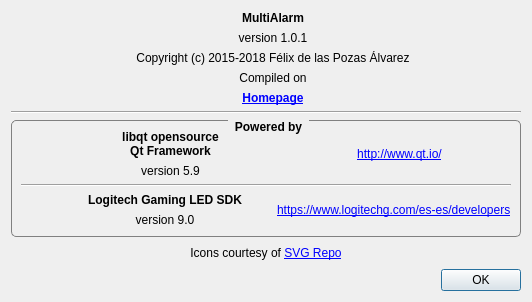
Old version of the form AboutDialog.ui in the repository FelixdelasPozas/MultiAlarm.
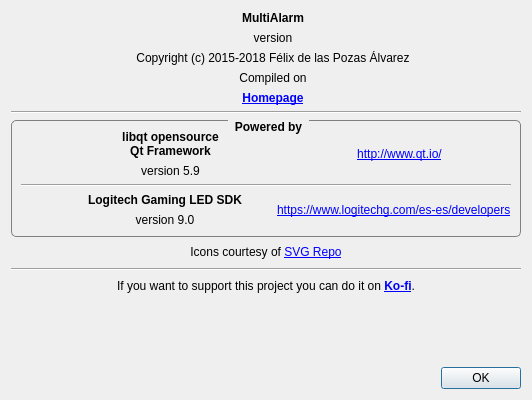
New version of the form. Icons and pictures are not drawn. Custom widgets are drawn as their Qt base class.

```diff
--- a/AboutDialog.ui
+++ b/AboutDialog.ui
@@ -7,19 +7,19 @@
     <x>0</x>
     <y>0</y>
     <width>532</width>
-    <height>302</height>
+    <height>400</height>
    </rect>
   </property>
   <property name="minimumSize">
    <size>
     <width>532</width>
-    <height>302</height>
+    <height>400</height>
    </size>
   </property>
   <property name="maximumSize">
    <size>
     <width>532</width>
-    <height>302</height>
+    <height>400</height>
    </size>
   </property>
   <property name="windowTitle">
@@ -90,7 +90,7 @@
          <item>
           <widget class="QLabel" name="m_version">
            <property name="text">
-            <string>version 1.0.1</string>
+            <string>version</string>
            </property>
            <property name="alignment">
             <set>Qt::AlignCenter</set>
@@ -353,6 +353,84 @@
      </property>
     </widget>
    </item>
+   <item>
+    <widget class="Line" name="line_3">
+     <property name="orientation">
+      <enum>Qt::Horizontal</enum>
+     </property>
+    </widget>
+   </item>
+   <item>
+    <widget class="QLabel" name="label_12">
+     <property name="toolTip">
+      <string>Thank you for your support!</string>
+     </property>
+     <property name="text">
+      <string>If you want to support this project you can do it on &lt;a href=&quot;https://ko-fi.com/felixdelaspozas&quot;&gt;&lt;b&gt;Ko-fi&lt;/b&gt;&lt;/a&gt;.</string>
+     </property>
+     <property name="alignment">
+      <set>Qt::AlignCenter</set>
+     </property>
+     <property name="wordWrap">
+      <bool>true</bool>
+     </property>
+     <property name="openExternalLinks">
+      <bool>true</bool>
+     </property>
+    </widget>
+   </item>
+   <item>
+    <layout class="QHBoxLayout" name="horizontalLayout_3">
+     <item>
+      <spacer name="horizontalSpacer_3">
+       <property name="orientation">
+        <enum>Qt::Horizontal</enum>
+       </property>
+       <property name="sizeHint" stdset="0">
+        <size>
+         <width>40</width>
+         <height>20</height>
+        </size>
+       </property>
+      </spacer>
+     </item>
+     <item>
+      <widget class="Utils::ClickableHoverLabel" name="m_kofiLabel">
+       <property name="minimumSize">
+        <size>
+         <width>0</width>
+         <height>60</height>
+        </size>
+       </property>
+       <property name="toolTip">
+        <string>Thank you for your support!</string>
+       </property>
+       <property name="text">
+        <string/>
+       </property>
+       <property name="pixmap">
+        <pixmap resource="rsc/resources.qrc">:/MultiAlarm/kofi_logo.png</pixmap>
+       </property>
+       <property name="scaledContents">
+        <bool>true</bool>
+       </property>
+      </widget>
+     </item>
+     <item>
+      <spacer name="horizontalSpacer_4">
+       <property name="orientation">
+        <enum>Qt::Horizontal</enum>
+       </property>
+       <property name="sizeHint" stdset="0">
+        <size>
+         <width>40</width>
+         <height>20</height>
+        </size>
+       </property>
+      </spacer>
+     </item>
+    </layout>
+   </item>
    <item>
     <widget class="QDialogButtonBox" name="buttonBox">
      <property name="maximumSize">
@@ -371,6 +449,13 @@
    </item>
   </layout>
  </widget>
+ <customwidgets>
+  <customwidget>
+   <class>Utils::ClickableHoverLabel</class>
+   <extends>QLabel</extends>
+   <header>Utils.h</header>
+  </customwidget>
+ </customwidgets>
  <resources>
   <include location="rsc/resources.qrc"/>
  </resources>
```
Left out of the diff: 2 changed lines with no effect on the pictures.
